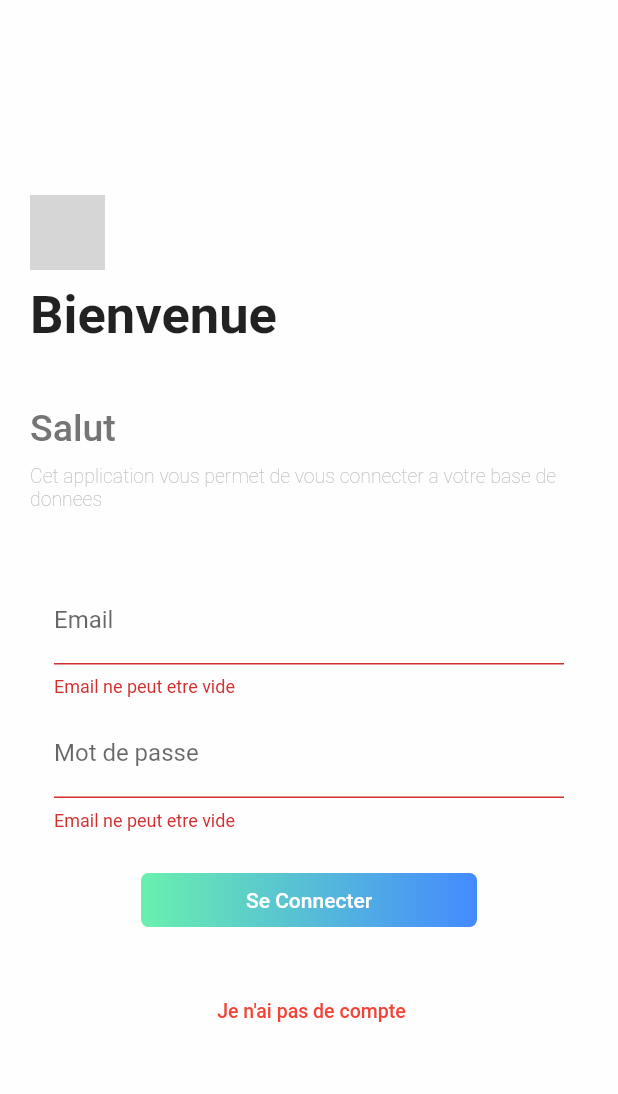
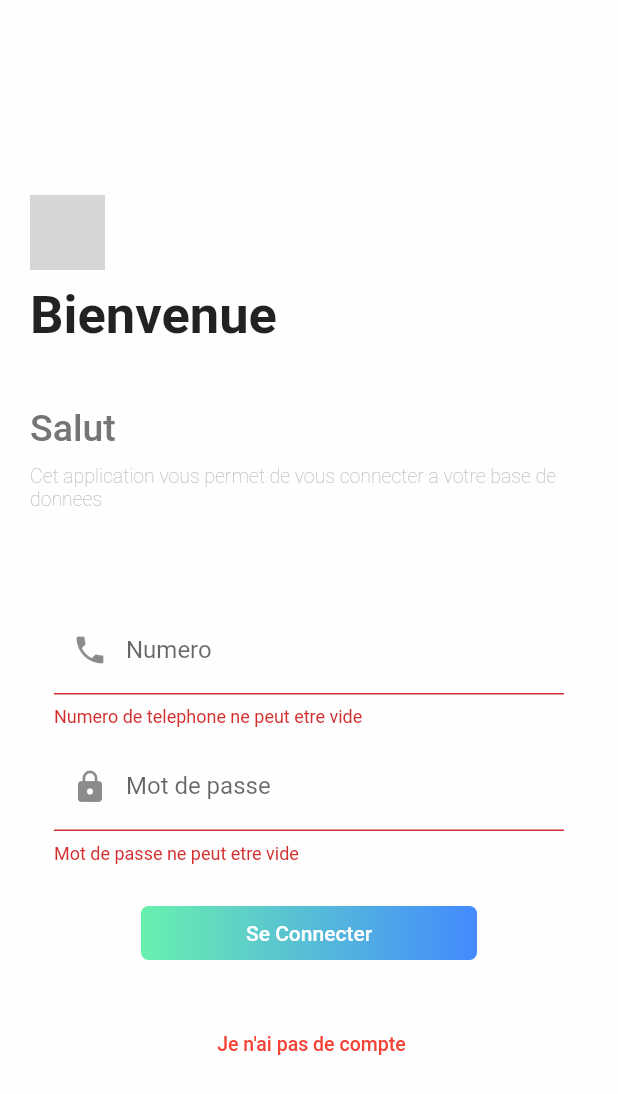
Before and after one commit to JordyHers/e_rdv_health, a Flutter app: the screen it shows after launch, after a tap on "Se Connecter", on a phone screen of 412 x 824 dp. Shown: the top 1094 px of the screen. Run offline on Flutter 3.47's test engine with Material 2 defaults, Android fonts, the phone set to English and light mode, and no system bars; network calls fail; grey boxes are pictures that could not be loaded.

Commit message:
Reformatted the Login page need to add few fields

```diff
--- a/lib/constants/Strings.dart
+++ b/lib/constants/Strings.dart
@@ -1,7 +1,8 @@
 class Rd {
   static final title = 'E - RDV';
 
-  static final String inValidEmailErrorText = "Email ne peut etre vide";
+  static final String inValidPhoneErrorText =
+      "Numero de telephone ne peut etre vide";
   static final String inValidPasswordErrorText =
       "Mot de passe ne peut etre vide";
   static final String inValidNameErrorText = "Prenom ne peut etre vide";
--- a/lib/models/user_model.dart
+++ b/lib/models/user_model.dart
@@ -1,25 +1,57 @@
 class User {
   final String name;
-  final int age;
+  final String surname;
+  final String address;
   final String gender;
+  final String profile;
+  final String phone;
+  final String email;
+  final String password;
 
-  User({this.name, this.age, this.gender});
+  User(
+      {this.name,
+      this.address,
+      this.gender,
+      this.phone,
+      this.email,
+      this.password,
+      this.profile,
+      this.surname});
 
   factory User.fromJson(Map<dynamic, dynamic> json) {
     final String name = json['name'];
-    final int age = json['age'];
+    final String surname = json['surname'];
     final String gender = json['gender'];
-    return User(name: name, age: age, gender: gender);
+    final String address = json['address'];
+    final String phone = json['phone'];
+    final String profile = json['profile'];
+    final String email = json['email'];
+    final String password = json['password'];
+    return User(
+        name: name,
+        address: address,
+        gender: gender,
+        surname: surname,
+        phone: phone,
+        profile: profile,
+        email: email,
+        password: password);
   }
 
   Map<String, dynamic> toJson() {
     return {
       'name': name,
-      'age': age,
+      'surname': surname,
+      'address': address,
       'gender': gender,
+      'phone': phone,
+      'profile': profile,
+      'email': email,
+      'password': password,
     };
   }
 
   @override
-  String toString() => ' name: $name , gender:$gender, age:$age ';
+  String toString() =>
+      ' name: $name , surname:$surname, gender:$gender, address:$address,profile: $profile , phone: $phone, email: $email,password: $password ';
 }
--- /dev/null
+++ b/lib/utils/widgets/customTextField.dart
@@ -0,0 +1,66 @@
+import 'package:flutter/material.dart';
+import 'package:e_rdv_health/constants/Strings.dart';
+
+class CustomTextField extends StatelessWidget {
+  final FocusNode focusNode;
+  final FocusNode nextFocusNode;
+  final TextEditingController controller;
+  final bool isValid;
+  final bool isLoading;
+  final String label;
+  final String hintText;
+  final IconData icon;
+  final String errorText;
+  final bool phone;
+  final bool password;
+
+  const CustomTextField(
+      {Key key,
+      this.focusNode,
+      this.nextFocusNode,
+      this.controller,
+      this.isValid,
+      this.isLoading,
+      this.hintText,
+      this.label,
+      this.icon,
+      this.password = false,
+      this.errorText,
+      this.phone = false})
+      : super(key: key);
+
+  @override
+  Widget build(BuildContext context) {
+    return TextField(
+      focusNode: focusNode,
+      controller: controller,
+      textInputAction: TextInputAction.next,
+      // onChanged: (name) => print(name),
+      onEditingComplete: () {
+        if (controller.text.isNotEmpty) {
+          FocusScope.of(context).requestFocus(nextFocusNode);
+        }
+      },
+      decoration: InputDecoration(
+        labelText: label,
+        hintText: phone == true ? hintText : null,
+        prefixIcon: Icon(icon),
+        errorText:
+            controller.text.isEmpty && isValid == false ? errorText : null,
+        enabledBorder: const OutlineInputBorder(
+          borderRadius: BorderRadius.all(Radius.circular(10.0)),
+          borderSide: const BorderSide(
+            color: Colors.lightGreen,
+          ),
+        ),
+        focusedBorder: OutlineInputBorder(
+          borderRadius: BorderRadius.all(Radius.circular(10.0)),
+          borderSide: BorderSide(color: Colors.grey),
+        ),
+        enabled: isLoading == false,
+      ),
+      keyboardType: phone == true ? TextInputType.phone : TextInputType.text,
+      obscureText: password == true ? true : false,
+    );
+  }
+}
--- a/lib/utils/widgets/login_fields_component.dart
+++ b/lib/utils/widgets/login_fields_component.dart
@@ -1,5 +1,6 @@
 import 'package:e_rdv_health/constants/Strings.dart';
 import 'package:e_rdv_health/utils/routes/routes.dart';
+import 'package:e_rdv_health/utils/widgets/customTextField.dart';
 import 'package:flutter/material.dart';
 
 import 'customButton.dart';
@@ -13,12 +14,12 @@ class LoginFields extends StatefulWidget {
 }
 
 class _LoginFieldsState extends State<LoginFields> {
-  final TextEditingController _emailController = TextEditingController();
+  final TextEditingController _phoneController = TextEditingController();
   final TextEditingController _passwordController = TextEditingController();
   final TextEditingController _nameController = TextEditingController();
   final TextEditingController _surnameController = TextEditingController();
 
-  final FocusNode _emailFocusNode = FocusNode();
+  final FocusNode _phoneFocusNode = FocusNode();
   final FocusNode _passwordFocusNode = FocusNode();
   final FocusNode _nameFocusNode = FocusNode();
   final FocusNode _surnameFocusNode = FocusNode();
@@ -28,12 +29,12 @@ class _LoginFieldsState extends State<LoginFields> {
   ///void Dispose Method
   @override
   void dispose() {
-    _emailController.dispose();
+    _phoneController.dispose();
     _passwordController.dispose();
     _nameController.dispose();
     _surnameController.dispose();
 
-    _emailFocusNode.dispose();
+    _phoneFocusNode.dispose();
     _passwordFocusNode.dispose();
     _nameFocusNode.dispose();
     _surnameFocusNode.dispose();
@@ -44,45 +45,33 @@ class _LoginFieldsState extends State<LoginFields> {
   List<Widget> _buildChildren() {
     return [
       widget.type == Rd.registerText
-          ? TextField(
+          ? CustomTextField(
               focusNode: _nameFocusNode,
+              nextFocusNode: _surnameFocusNode,
               controller: _nameController,
-              textInputAction: TextInputAction.next,
-              // onChanged: (name) => print(name),
-              onEditingComplete: () {
-                if (_nameController.text.isNotEmpty) {
-                  FocusScope.of(context).requestFocus(_surnameFocusNode);
-                }
-              },
-              decoration: InputDecoration(
-                labelText: 'Nom',
-                errorText: _nameController.text.isEmpty && isValid == false
-                    ? Rd.inValidNameErrorText
-                    : null,
-                enabled: isLoading == false,
-              ))
+              isValid: isValid,
+              isLoading: isLoading,
+              label: 'Nom',
+              icon: Icons.account_circle_rounded,
+              errorText: Rd.inValidNameErrorText,
+            )
           : Opacity(opacity: 0),
+      SizedBox(height: 10),
       widget.type == Rd.registerText
-          ? TextField(
+          ? CustomTextField(
               focusNode: _surnameFocusNode,
+              nextFocusNode: _phoneFocusNode,
               controller: _surnameController,
-              textInputAction: TextInputAction.next,
-              // onChanged: (surname) => print(surname),
-              onEditingComplete: () {
-                if (_surnameController.text.isNotEmpty) {
-                  FocusScope.of(context).requestFocus(_emailFocusNode);
-                }
-              },
-              decoration: InputDecoration(
-                labelText: 'Prenom',
-                errorText: _surnameController.text.isEmpty && isValid == false
-                    ? Rd.inValidSurnameErrorText
-                    : null,
-                enabled: isLoading == false,
-              ))
+              isValid: isValid,
+              isLoading: isLoading,
+              label: 'Prenom',
+              icon: Icons.account_circle_rounded,
+              errorText: Rd.inValidSurnameErrorText,
+            )
           : Opacity(opacity: 0),
-      _buildEmailTextField(),
-      SizedBox(height: 8.0),
+      SizedBox(height: 10),
+      _buildPhoneTextField(),
+      SizedBox(height: 10.0),
       _buildPasswordTextField(),
       SizedBox(height: 20.0),
       CustomButton(
@@ -90,10 +79,10 @@ class _LoginFieldsState extends State<LoginFields> {
           if (widget.type == Rd.registerText) {
             if (_nameController.text.isNotEmpty &&
                 _surnameController.text.isNotEmpty &&
-                _emailController.text.isNotEmpty &&
+                _phoneController.text.isNotEmpty &&
                 _passwordController.text.isNotEmpty) {
               print('The user is ready to be saved in the database as :'
-                  ' Name ${_nameController.text}, Surname : ${_surnameController.text} ,Email: ${_emailController.text} ,');
+                  ' Name ${_nameController.text}, Surname : ${_surnameController.text} ,Email: ${_phoneController.text} ,');
               Navigator.pushReplacementNamed(context, RouteNames.homePage);
             } else {
               setState(() {
@@ -101,11 +90,11 @@ class _LoginFieldsState extends State<LoginFields> {
               });
             }
           } else {
-            if (_emailController.text.isNotEmpty &&
+            if (_phoneController.text.isNotEmpty &&
                 _passwordController.text.isNotEmpty) {
               Navigator.pushReplacementNamed(context, RouteNames.homePage);
               print('The user is already saved in the database as :'
-                  ' Email: ${_emailController.text} ,');
+                  ' Email: ${_phoneController.text} ,');
             } else {
               setState(() {
                 isValid = false;
@@ -135,39 +124,32 @@ class _LoginFieldsState extends State<LoginFields> {
 
   ///------------------------------ Widgets -------------------------------------------------
 
-  Widget _buildEmailTextField() {
-    return TextField(
-      focusNode: _emailFocusNode,
-      controller: _emailController,
-      decoration: InputDecoration(
-          labelText: 'Email',
-          hintText: 'patient@hopital.com',
-          errorText: _emailController.text.isEmpty && isValid == false
-              ? Rd.inValidEmailErrorText
-              : null,
-          enabled: isLoading == false),
-      autocorrect: false,
-      keyboardType: TextInputType.emailAddress,
-      textInputAction: TextInputAction.next,
-      //  onEditingComplete: () => print('$_emailController, $_nameController'),
-      // onChanged: (email) => print('$_emailController, '),
+  Widget _buildPhoneTextField() {
+    return CustomTextField(
+      focusNode: _phoneFocusNode,
+      nextFocusNode: _passwordFocusNode,
+      controller: _phoneController,
+      isValid: isValid,
+      isLoading: isLoading,
+      label: 'Numero',
+      hintText: '+241 XXXXXX',
+      phone: true,
+      icon: Icons.phone,
+      errorText: Rd.inValidPhoneErrorText,
     );
   }
 
   Widget _buildPasswordTextField() {
-    return TextField(
+    return CustomTextField(
       focusNode: _passwordFocusNode,
+      // nextFocusNode: _passwordFocusNode,
       controller: _passwordController,
-      decoration: InputDecoration(
-          labelText: 'Mot de passe',
-          errorText: _passwordController.text.isEmpty && isValid == false
-              ? Rd.inValidEmailErrorText
-              : null,
-          enabled: isLoading == false),
-      obscureText: true,
-      textInputAction: TextInputAction.done,
-      //  onEditingComplete: () => print('$_emailController, $_nameController'),
-      // onChanged: (password) => print('$_passwordController,'),
+      isValid: isValid,
+      isLoading: isLoading,
+      label: 'Mot de passe',
+      icon: Icons.lock,
+      password: true,
+      errorText: Rd.inValidPasswordErrorText,
     );
   }
 
```
